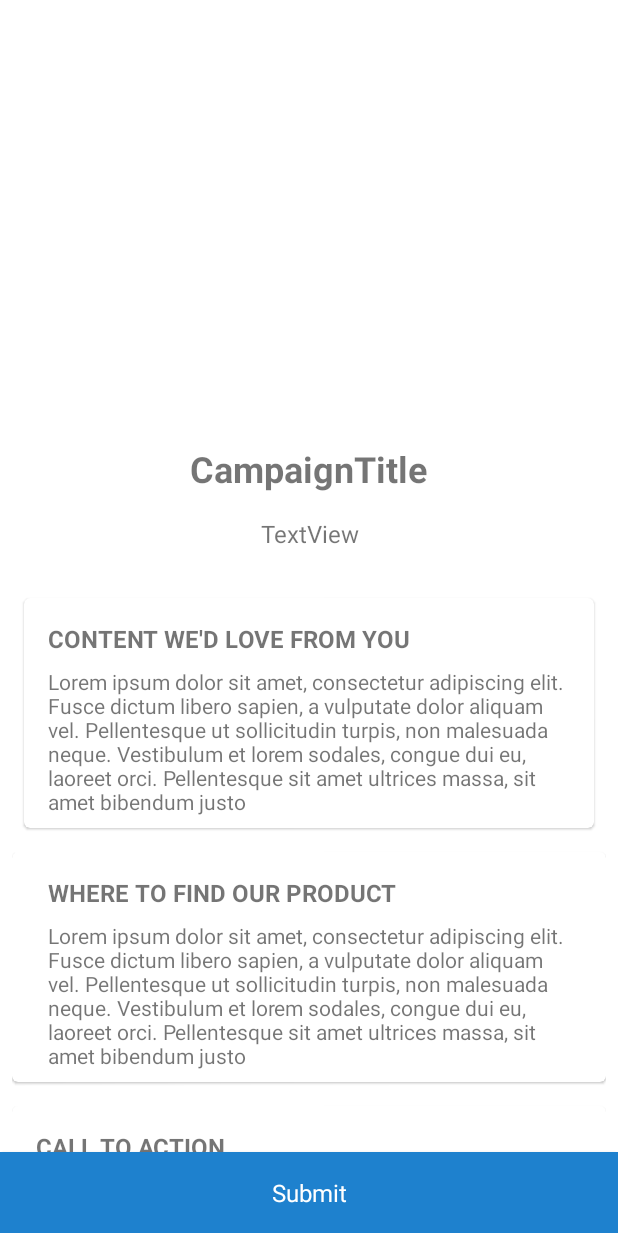
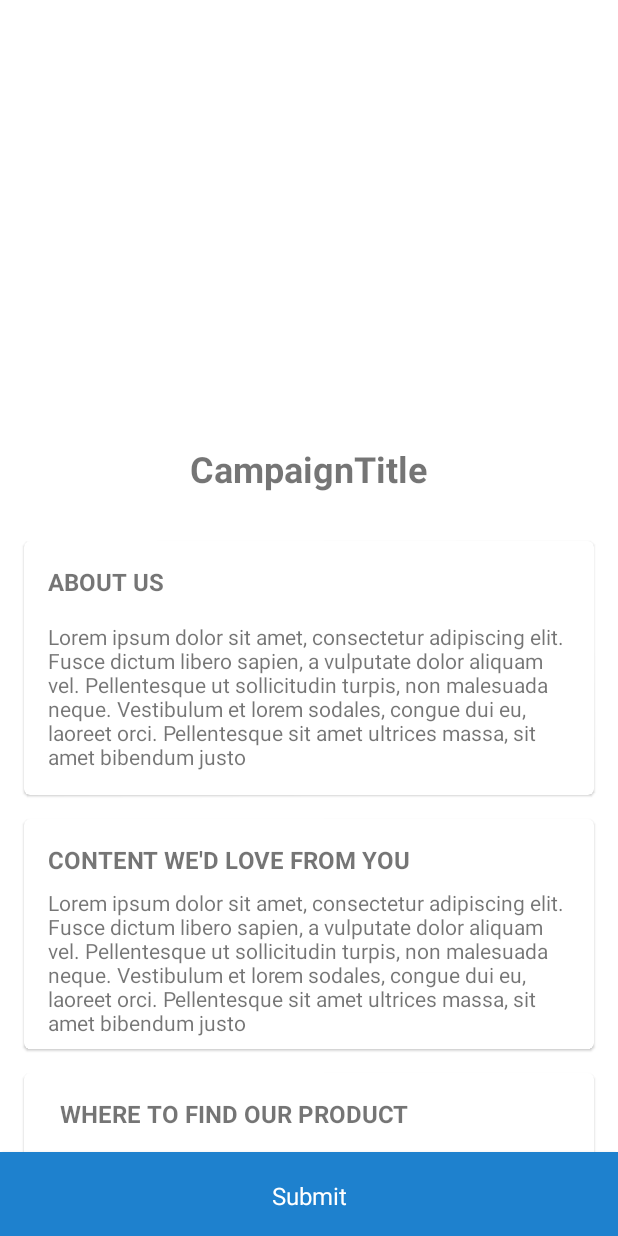
Before and after one commit to teddy-otieno/imp-mobile-android, an Android app: the CampaignActivity screen opened directly, with no data from a screen before it, on a phone screen of 412 x 824 dp. Run offline under Robolectric (Android 15) with nearby library versions, the phone set to English and light mode, and no system bars; 2 statements that could not run were skipped.

Commit message:
Update: Switched submission types to "Post", "Carousel", and story submission.
Signed-off-by: Teddy Juma <tedd.juma@outlook.com>

```diff
--- a/app/src/main/java/com/imp/impandroidclient/campaign/CampaignActivity.kt
+++ b/app/src/main/java/com/imp/impandroidclient/campaign/CampaignActivity.kt
@@ -1,16 +1,18 @@
 package com.imp.impandroidclient.campaign
 
+import android.content.Intent
 import android.os.Bundle
 import android.view.View
+import android.widget.LinearLayout
 import android.widget.TextView
 import androidx.appcompat.app.AppCompatActivity
 import androidx.constraintlayout.widget.ConstraintLayout
 import androidx.lifecycle.Observer
 import androidx.lifecycle.ViewModelProvider
-import androidx.lifecycle.lifecycleScope
 import com.google.android.material.bottomsheet.BottomSheetBehavior
 import com.imp.impandroidclient.R
 import com.imp.impandroidclient.app_state.Cache
+import com.imp.impandroidclient.image_submission.ImageSubmission
 import kotlinx.android.synthetic.main.activity_campaign.*
 import kotlinx.android.synthetic.main.layout_campaign_info_details.*
 import kotlinx.android.synthetic.main.layout_choose_submission.*
@@ -19,6 +21,7 @@ class CampaignActivity : AppCompatActivity() {
 
     private lateinit var campaignModelFactory: CampaignViewModelFactory
     private lateinit var viewModel: CampaignViewModel
+    private lateinit var sheetBehavior: BottomSheetBehavior<LinearLayout>
 
     override fun onCreate(savedInstanceState: Bundle?) {
         super.onCreate(savedInstanceState)
@@ -26,33 +29,27 @@ class CampaignActivity : AppCompatActivity() {
 
         initMembers()
         setUpObservers()
+        setupBottomSheet()
         setUpListeners()
-        setupBottomSheet()
-
-        lifecycleScope.launchWhenCreated {
-            val campaign = viewModel.getCampaign().value!!
-        }
-
     }
 
     private fun initMembers() {
         val campaignId: Int = intent.getIntExtra("campaignId", -1)
 
-        if(campaignId == -1) {
-            throw IndexOutOfBoundsException("CampaignID is out of range")
-        }
+        if(campaignId == -1) throw IndexOutOfBoundsException("CampaignID is out of range")
         campaignModelFactory = CampaignViewModelFactory(campaignId)
         viewModel = ViewModelProvider(this, campaignModelFactory).get(CampaignViewModel::class.java)
     }
 
     private fun setUpListeners() {
+        post_submission.setOnClickListener {
+            val intent = Intent(this, ImageSubmission::class.java).apply {
+                this.putExtra("campaignId", viewModel.campaignId)
+            }
 
-        /*
-        campaignSubmission.setOnClickListener {
-            setupBottomSheet()
+            sheetBehavior.state = BottomSheetBehavior.STATE_COLLAPSED
+            startActivity(intent)
         }
-         */
-
     }
 
     private fun setUpObservers() {
@@ -60,7 +57,7 @@ class CampaignActivity : AppCompatActivity() {
         viewModel.getCampaign().observe(this, Observer { campaign ->
             detailed_campaignCoverImage.setImageBitmap(Cache.getImageFromMemCache(campaign.cover_image))
             detail_campaignTitle.text = campaign.title
-            detailed_campaignDescription.text = campaign.about_you
+            detailed_about_us.text = campaign.about_you
             detailed_contentWedLoveFromYou.text = campaign.content_wed_love_from_you
             detailed_whereToFindProduct.text = campaign.where_to_find_product
             detailed_callToAction.text = campaign.call_to_action
@@ -91,7 +88,7 @@ class CampaignActivity : AppCompatActivity() {
 
     private fun setupBottomSheet() {
 
-        val sheetBehavior = BottomSheetBehavior.from(submissionTypeChooser)
+        sheetBehavior = BottomSheetBehavior.from(submissionTypeChooser)
 
         sheetBehavior.addBottomSheetCallback(object: BottomSheetBehavior.BottomSheetCallback() {
             override fun onStateChanged(bottomSheet: View, newState: Int) {
--- a/app/src/main/java/com/imp/impandroidclient/dashboards/ui/home/HomeFragment.kt
+++ b/app/src/main/java/com/imp/impandroidclient/dashboards/ui/home/HomeFragment.kt
@@ -67,19 +67,11 @@ class HomeFragment : Fragment() {
 class ViewHolder(val context: Fragment, inflator: LayoutInflater, parent: ViewGroup) :
     RecyclerView.ViewHolder(inflator.inflate(R.layout.frame_campaign_view, parent, false)) {
 
-    private var campaignCoverImage: ImageView
-    private var campaignTitle: TextView
-    private var campaignDescription: TextView
-    private var brandTitle: TextView
-    private var brandAvatar: ImageView
-
-    init {
-        campaignCoverImage = itemView.findViewById(R.id.card_campaign_cover_image)
-        campaignTitle = itemView.findViewById(R.id.card_campaign_title)
-        campaignDescription = itemView.findViewById(R.id.card_campaign_description)
-        brandTitle = itemView.findViewById(R.id.card_brand_name)
-        brandAvatar = itemView.findViewById(R.id.card_brand_avatar)
-    }
+    private var campaignCoverImage: ImageView = itemView.findViewById(R.id.card_campaign_cover_image)
+    private var campaignTitle: TextView = itemView.findViewById(R.id.card_campaign_title)
+    private var campaignDescription: TextView = itemView.findViewById(R.id.card_campaign_description)
+    private var brandTitle: TextView = itemView.findViewById(R.id.card_brand_name)
+    private var brandAvatar: ImageView = itemView.findViewById(R.id.card_brand_avatar)
 
     fun bind(contextAdapter: CampaignComponentAdapter, campaign: CampaignData, index: Int) {
         itemView.setOnTouchListener { v, event ->
--- /dev/null
+++ b/app/src/main/res/drawable/ic_add_box_24px.xml
@@ -0,0 +1,9 @@
+<vector xmlns:android="http://schemas.android.com/apk/res/android"
+    android:width="24dp"
+    android:height="24dp"
+    android:viewportWidth="24"
+    android:viewportHeight="24">
+  <path
+      android:fillColor="#FF000000"
+      android:pathData="M19,3L5,3c-1.11,0 -2,0.9 -2,2v14c0,1.1 0.89,2 2,2h14c1.1,0 2,-0.9 2,-2L21,5c0,-1.1 -0.9,-2 -2,-2zM19,19L5,19L5,5h14v14zM11,17h2v-4h4v-2h-4L13,7h-2v4L7,11v2h4z"/>
+</vector>
--- /dev/null
+++ b/app/src/main/res/drawable/ic_add_circle_outline_24px.xml
@@ -0,0 +1,9 @@
+<vector xmlns:android="http://schemas.android.com/apk/res/android"
+    android:width="24dp"
+    android:height="24dp"
+    android:viewportWidth="24"
+    android:viewportHeight="24">
+  <path
+      android:fillColor="#FF000000"
+      android:pathData="M12,7c-0.55,0 -1,0.45 -1,1v3L8,11c-0.55,0 -1,0.45 -1,1s0.45,1 1,1h3v3c0,0.55 0.45,1 1,1s1,-0.45 1,-1v-3h3c0.55,0 1,-0.45 1,-1s-0.45,-1 -1,-1h-3L13,8c0,-0.55 -0.45,-1 -1,-1zM12,2C6.48,2 2,6.48 2,12s4.48,10 10,10 10,-4.48 10,-10S17.52,2 12,2zM12,20c-4.41,0 -8,-3.59 -8,-8s3.59,-8 8,-8 8,3.59 8,8 -3.59,8 -8,8z"/>
+</vector>
--- /dev/null
+++ b/app/src/main/res/drawable/ic_view_carousel_24px.xml
@@ -0,0 +1,9 @@
+<vector xmlns:android="http://schemas.android.com/apk/res/android"
+    android:width="24dp"
+    android:height="24dp"
+    android:viewportWidth="24"
+    android:viewportHeight="24">
+  <path
+      android:fillColor="#FF000000"
+      android:pathData="M2,6h4v11L2,17zM7,19h10L17,4L7,4v15zM9,6h6v11L9,17L9,6zM18,6h4v11h-4z"/>
+</vector>
--- a/app/src/main/res/layout/activity_campaign.xml
+++ b/app/src/main/res/layout/activity_campaign.xml
@@ -68,22 +68,6 @@
                     app:layout_constraintStart_toStartOf="parent"
                     app:layout_constraintTop_toBottomOf="@+id/brand_avatar" />
 
-                <TextView
-                    android:id="@+id/detailed_campaignDescription"
-                    android:layout_width="match_parent"
-                    android:layout_height="wrap_content"
-                    android:layout_marginStart="32dp"
-                    android:layout_marginTop="16dp"
-                    android:layout_marginEnd="32dp"
-                    android:text="TextView"
-                    android:textAlignment="center"
-                    android:textSize="16sp"
-                    android:transitionName="campaign_description"
-                    app:layout_constraintEnd_toEndOf="parent"
-                    app:layout_constraintHorizontal_bias="0.5"
-                    app:layout_constraintStart_toStartOf="parent"
-                    app:layout_constraintTop_toBottomOf="@+id/detail_campaignTitle" />
-
             </androidx.constraintlayout.widget.ConstraintLayout>
 
             <include layout="@layout/layout_campaign_info_details"/>
--- a/app/src/main/res/layout/fragment_home.xml
+++ b/app/src/main/res/layout/fragment_home.xml
@@ -1,41 +1,12 @@
 <?xml version="1.0" encoding="utf-8"?>
 
 <androidx.appcompat.widget.LinearLayoutCompat xmlns:android="http://schemas.android.com/apk/res/android"
-    xmlns:app="http://schemas.android.com/apk/res-auto"
     android:id="@+id/campaign_container"
     android:layout_width="match_parent"
     android:layout_height="match_parent"
     android:background="@color/backgroundColor"
     android:orientation="vertical">
 
-    <androidx.constraintlayout.widget.ConstraintLayout
-        android:layout_width="match_parent"
-        android:layout_height="40dp">
-
-        <TextView
-            android:layout_width="75dp"
-            android:layout_height="32dp"
-            android:layout_marginStart="16dp"
-            android:text="@string/app_name"
-            android:textColor="@color/colorAccent"
-            android:textSize="24sp"
-            android:textStyle="bold"
-            app:layout_constraintBottom_toBottomOf="parent"
-            app:layout_constraintStart_toStartOf="parent"
-            app:layout_constraintTop_toTopOf="parent" />
-
-        <ImageView
-            android:id="@+id/imageView"
-            android:layout_width="28dp"
-            android:layout_height="25dp"
-            android:layout_marginTop="4dp"
-            android:layout_marginEnd="16dp"
-            app:layout_constraintBottom_toBottomOf="parent"
-            app:layout_constraintEnd_toEndOf="parent"
-            app:layout_constraintTop_toTopOf="parent"
-            app:layout_constraintVertical_bias="0.238"
-            app:srcCompat="@drawable/ic_chat_bubble" />
-    </androidx.constraintlayout.widget.ConstraintLayout>
     <androidx.recyclerview.widget.RecyclerView
         android:id="@+id/home_campaign_list_view"
         android:layout_width="match_parent"
--- a/app/src/main/res/layout/layout_campaign_info_details.xml
+++ b/app/src/main/res/layout/layout_campaign_info_details.xml
@@ -9,6 +9,41 @@
     android:paddingHorizontal="8dp"
     android:orientation="vertical">
 
+    <com.google.android.material.card.MaterialCardView
+        android:id="@+id/about_us"
+        android:layout_width="match_parent"
+        android:layout_height="wrap_content"
+        android:layout_marginTop="16dp"
+        android:layout_marginHorizontal="8dp"
+        android:paddingHorizontal="16dp"
+        >
+
+        <LinearLayout
+            android:layout_width="match_parent"
+            android:layout_height="wrap_content"
+            android:orientation="vertical"
+            >
+
+            <com.google.android.material.textview.MaterialTextView
+                android:id="@+id/header_about_us"
+                android:layout_width="wrap_content"
+                android:layout_height="wrap_content"
+                android:layout_marginStart="16dp"
+                android:layout_marginTop="16dp"
+                android:text="@string/header_about_us"
+                android:textSize="16sp"
+                android:textStyle="bold" />
+
+            <com.google.android.material.textview.MaterialTextView
+                android:id="@+id/detailed_about_us"
+                android:layout_width="match_parent"
+                android:layout_height="wrap_content"
+                android:layout_marginVertical="16dp"
+                android:layout_marginHorizontal="16dp"
+                android:text="@string/dummy"
+                android:transitionName="campaign_description"/>
+        </LinearLayout>
+    </com.google.android.material.card.MaterialCardView>
     <com.google.android.material.card.MaterialCardView
         android:id="@+id/contentWedLoveContainer"
         android:layout_width="match_parent"
@@ -51,6 +86,7 @@
         android:layout_width="match_parent"
         android:layout_height="wrap_content"
         android:layout_marginTop="16dp"
+        android:layout_marginHorizontal="8dp"
         android:paddingHorizontal="16dp"
         android:paddingVertical="8dp"
         >
@@ -77,7 +113,7 @@
                 android:layout_width="match_parent"
                 android:layout_height="wrap_content"
                 android:layout_marginStart="16dp"
-                android:layout_marginVertical="8dp"
+                android:layout_marginVertical="16dp"
                 android:layout_marginEnd="16dp"
                 android:text="@string/dummy"
                 />
@@ -90,6 +126,7 @@
         android:layout_width="match_parent"
         android:layout_height="wrap_content"
         android:layout_marginTop="16dp"
+        android:layout_marginHorizontal="8dp"
         android:paddingHorizontal="16dp"
         android:paddingVertical="8dp"
         >
@@ -114,7 +151,7 @@
                 android:layout_width="match_parent"
                 android:layout_height="wrap_content"
                 android:layout_marginStart="16dp"
-                android:layout_marginVertical="8dp"
+                android:layout_marginVertical="16dp"
                 android:layout_marginEnd="16dp"
                 android:text="@string/dummy"/>
         </LinearLayout>
@@ -126,6 +163,7 @@
         android:layout_width="match_parent"
         android:layout_height="wrap_content"
         android:layout_marginTop="16dp"
+        android:layout_marginHorizontal="8dp"
         android:paddingHorizontal="16dp"
         android:paddingVertical="8dp"
         >
@@ -164,6 +202,8 @@
         android:layout_width="match_parent"
         android:layout_height="wrap_content"
         android:layout_marginTop="16dp"
+        android:layout_marginBottom="56dp"
+        android:layout_marginHorizontal="8dp"
         android:paddingHorizontal="16dp"
         android:paddingVertical="8dp"
         >
--- a/app/src/main/res/layout/layout_choose_submission.xml
+++ b/app/src/main/res/layout/layout_choose_submission.xml
@@ -19,10 +19,11 @@
         android:textColor="@color/primaryForeGround"
         android:background="@color/colorPrimary"
         android:layout_gravity="center_horizontal"
-        android:paddingVertical="16dp"
+        android:paddingVertical="18dp"
         android:layout_height="wrap_content" />
 
     <LinearLayout
+        android:id="@+id/post_submission"
         android:layout_width="match_parent"
         android:layout_height="wrap_content"
         android:clickable="true"
@@ -36,7 +37,7 @@
         <ImageView
             android:layout_width="24dp"
             android:layout_height="24dp"
-            android:src="@drawable/ic_add_to_photos_24px"
+            android:src="@drawable/ic_add_box_24px"
             android:layout_marginRight="32dp"
             android:tint="@color/svg_grey"
             />
@@ -47,12 +48,13 @@
 
             android:textSize="16sp"
             android:layout_gravity="center_vertical"
-            android:text="Image submission"
+            android:text="Post"
         />
 
     </LinearLayout>
 
     <LinearLayout
+        android:id="@+id/carousel_submission"
         android:layout_width="match_parent"
         android:layout_height="wrap_content"
         android:clickable="true"
@@ -66,7 +68,7 @@
         <ImageView
             android:layout_width="24dp"
             android:layout_height="24dp"
-            android:src="@drawable/ic_movie_black_18dp"
+            android:src="@drawable/ic_view_carousel_24px"
             android:layout_marginRight="32dp"
             android:tint="@color/svg_grey"
             />
@@ -77,9 +79,39 @@
 
             android:textSize="16sp"
             android:layout_gravity="center_vertical"
-            android:text="Video submission"
+            android:text="Carousel"
             />
 
     </LinearLayout>
 
+    <LinearLayout
+        android:id="@+id/story_submission"
+        android:layout_width="match_parent"
+        android:layout_height="wrap_content"
+        android:clickable="true"
+        android:foreground="?attr/selectableItemBackground"
+        android:orientation="horizontal"
+        android:paddingBottom="@dimen/bottom_sheet_margin"
+        android:paddingTop="@dimen/bottom_sheet_margin"
+        android:paddingLeft="@dimen/activity_horizontal_margin"
+        android:paddingRight="@dimen/activity_horizontal_margin"
+        >
+        <ImageView
+            android:layout_width="24dp"
+            android:layout_height="24dp"
+            android:src="@drawable/ic_add_circle_outline_24px"
+            android:layout_marginRight="32dp"
+            android:tint="@color/svg_grey"
+            />
+
+        <TextView
+            android:layout_width="wrap_content"
+            android:layout_height="wrap_content"
+
+            android:textSize="16sp"
+            android:layout_gravity="center_vertical"
+            android:text="Story"
+            />
+
+    </LinearLayout>
 </LinearLayout>
--- a/app/src/main/res/values/strings.xml
+++ b/app/src/main/res/values/strings.xml
@@ -49,6 +49,7 @@
         <item>December</item>
     </string-array>
 
+    <string name="header_about_us">ABOUT US</string>
     <string name="header_contentWedLoveFromYou">CONTENT WE\'D LOVE FROM YOU</string>
     <string name="header_whereToFindProduct">WHERE TO FIND OUR PRODUCT</string>
     <string name="header_callToAction">CALL TO ACTION</string>
```
